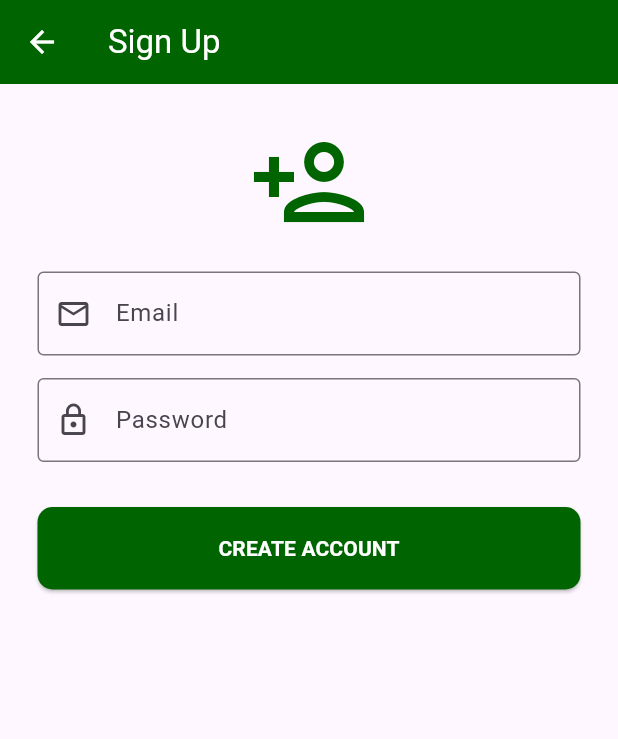
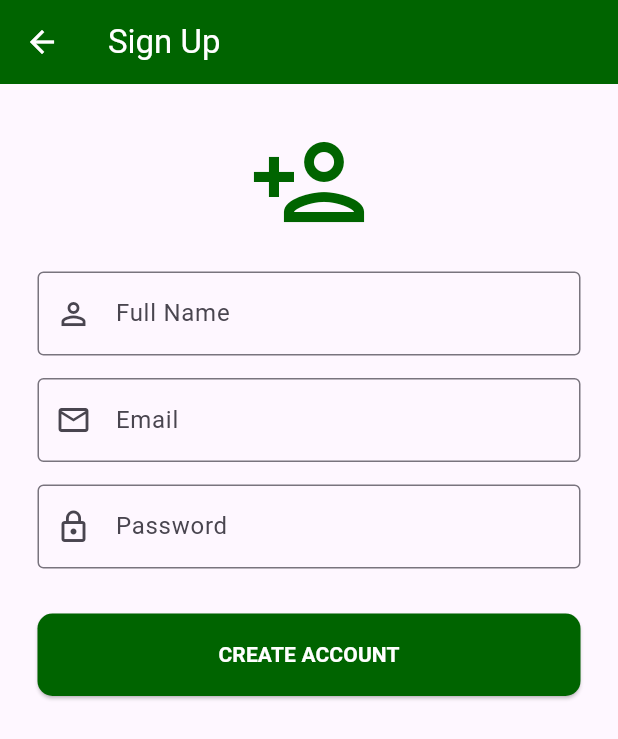
Before and after one commit to Hariz23/Al-Fajr, a Flutter app: the screen it shows after launch, after a tap on "LOGIN", after a tap on "Don't have an account? Sign Up", on a phone screen of 412 x 824 dp. Shown: the top 739 px of the screen. Run offline on Flutter 3.47's test engine with Material 3 defaults, Android fonts, the phone set to English and light mode, and no system bars; our stand-ins replace cloud_firestore, firebase_auth, firebase_core, flutter_local_notifications, flutter_timezone, geolocator and 5 more; missing offline and left inert: flutter_qiblah, islamic_hijri_calendar; accounts and stored records are empty.

Commit message:
Added names to account

```diff
--- a/lib/login_screen.dart
+++ b/lib/login_screen.dart
@@ -1,7 +1,8 @@
 import 'package:flutter/material.dart';
 import 'package:firebase_auth/firebase_auth.dart';
-import 'package:provider/provider.dart'; // Add this
-import 'language_provider.dart'; // Add this
+import 'package:cloud_firestore/cloud_firestore.dart'; // Needed for name lookup
+import 'package:provider/provider.dart';
+import 'language_provider.dart';
 import 'signup_screen.dart';
 import 'theme.dart';
 
@@ -13,7 +14,7 @@ class LoginScreen extends StatefulWidget {
 }
 
 class _LoginScreenState extends State<LoginScreen> {
-  final _emailController = TextEditingController();
+  final _identifierController = TextEditingController(); // Handles Email or Name
   final _passwordController = TextEditingController();
   final _formKey = GlobalKey<FormState>();
   bool _isLoading = false;
@@ -23,19 +24,35 @@ class _LoginScreenState extends State<LoginScreen> {
 
     setState(() => _isLoading = true);
     try {
+      String loginEmail = _identifierController.text.trim();
+
+      // If the input is not an email format, we search for the Name in Firestore
+      if (!loginEmail.contains('@')) {
+        final userQuery = await FirebaseFirestore.instance
+            .collection('users')
+            .where('name', isEqualTo: loginEmail)
+            .limit(1)
+            .get();
+
+        if (userQuery.docs.isEmpty) {
+          throw FirebaseAuthException(code: 'user-not-found');
+        }
+        // Retrieve the actual email associated with that name
+        loginEmail = userQuery.docs.first.get('email');
+      }
+
       await FirebaseAuth.instance.signInWithEmailAndPassword(
-        email: _emailController.text.trim(),
+        email: loginEmail,
         password: _passwordController.text.trim(),
       );
     } on FirebaseAuthException catch (e) {
-      // Localized Error Messages
       String errorMessage = lang.getText(
         "Login failed. Please check your credentials.",
         "Log masuk gagal. Sila semak maklumat anda."
       );
 
       if (e.code == 'user-not-found') {
-        errorMessage = lang.getText("No user found with this email.", "Tiada pengguna ditemui dengan emel ini.");
+        errorMessage = lang.getText("User not found.", "Pengguna tidak ditemui.");
       } else if (e.code == 'wrong-password') {
         errorMessage = lang.getText("Incorrect password.", "Kata laluan salah.");
       }
@@ -73,22 +90,19 @@ class _LoginScreenState extends State<LoginScreen> {
                 ),
                 const SizedBox(height: 40),
 
-                // Email Field
                 TextFormField(
-                  controller: _emailController,
-                  keyboardType: TextInputType.emailAddress,
+                  controller: _identifierController,
                   decoration: InputDecoration(
-                    labelText: lang.getText("Email", "Emel"),
-                    prefixIcon: const Icon(Icons.email_outlined),
+                    labelText: lang.getText("Email or Name", "Emel atau Nama"),
+                    prefixIcon: const Icon(Icons.person_outline),
                     border: OutlineInputBorder(borderRadius: BorderRadius.circular(15)),
                   ),
                   validator: (val) => val!.isEmpty
-                    ? lang.getText("Enter an email", "Masukkan emel")
+                    ? lang.getText("Enter email or name", "Masukkan emel atau nama")
                     : null,
                 ),
                 const SizedBox(height: 15),
 
-                // Password Field
                 TextFormField(
                   controller: _passwordController,
                   obscureText: true,
@@ -103,7 +117,6 @@ class _LoginScreenState extends State<LoginScreen> {
                 ),
                 const SizedBox(height: 30),
 
-                // Login Button
                 SizedBox(
                   width: double.infinity,
                   height: 60,
@@ -124,19 +137,12 @@ class _LoginScreenState extends State<LoginScreen> {
 
                 const SizedBox(height: 20),
 
-                // Link to SignUp
                 TextButton(
                   onPressed: () {
-                    Navigator.push(
-                      context,
-                      MaterialPageRoute(builder: (context) => const SignUpScreen()),
-                    );
+                    Navigator.push(context, MaterialPageRoute(builder: (context) => const SignUpScreen()));
                   },
                   child: Text(
-                    lang.getText(
-                      "Don't have an account? Sign Up",
-                      "Tiada akaun? Daftar Sini"
-                    ),
+                    lang.getText("Don't have an account? Sign Up", "Tiada akaun? Daftar Sini"),
                     style: const TextStyle(color: AppTheme.primaryGreen, fontWeight: FontWeight.bold),
                   ),
                 ),
--- a/lib/signup_screen.dart
+++ b/lib/signup_screen.dart
@@ -13,12 +13,13 @@ class SignUpScreen extends StatefulWidget {
 }
 
 class _SignUpScreenState extends State<SignUpScreen> {
+  final _nameController = TextEditingController();
   final _emailController = TextEditingController();
   final _passwordController = TextEditingController();
   bool _isLoading = false;
 
   Future<void> _signUp(LanguageProvider lang) async {
-    if (_emailController.text.isEmpty || _passwordController.text.isEmpty) {
+    if (_nameController.text.isEmpty || _emailController.text.isEmpty || _passwordController.text.isEmpty) {
       ScaffoldMessenger.of(context).showSnackBar(
         SnackBar(content: Text(lang.getText("Please fill all fields", "Sila isi semua ruangan"))),
       );
@@ -27,42 +28,30 @@ class _SignUpScreenState extends State<SignUpScreen> {
 
     setState(() => _isLoading = true);
     try {
-      // 1. Create User in Firebase Auth
-      UserCredential userCredential = await FirebaseAuth.instance
-          .createUserWithEmailAndPassword(
+      UserCredential userCredential = await FirebaseAuth.instance.createUserWithEmailAndPassword(
         email: _emailController.text.trim(),
         password: _passwordController.text.trim(),
       );
 
-      // 2. Create User Document in Firestore
+      // Create User Document with Name
       await FirebaseFirestore.instance
           .collection('users')
           .doc(userCredential.user!.uid)
           .set({
+        'name': _nameController.text.trim(),
         'email': _emailController.text.trim(),
         'role': 'user',
         'createdAt': FieldValue.serverTimestamp(),
       });
 
       if (!mounted) return;
-
-      ScaffoldMessenger.of(context).showSnackBar(
-        SnackBar(content: Text(lang.getText("Account created successfully!", "Akaun berjaya didaftarkan!"))),
-      );
-
       Navigator.pop(context);
 
     } on FirebaseAuthException catch (e) {
-      if (!mounted) return;
-
-      // Localized common errors
-      String errorMsg = e.message ?? "Registration failed";
+      String errorMsg = lang.getText("Registration failed", "Pendaftaran gagal");
       if (e.code == 'email-already-in-use') {
-        errorMsg = lang.getText("This email is already registered.", "Emel ini telah pun didaftarkan.");
-      } else if (e.code == 'weak-password') {
-        errorMsg = lang.getText("The password is too weak.", "Kata laluan terlalu lemah.");
+        errorMsg = lang.getText("Email already registered.", "Emel telah berdaftar.");
       }
-
       ScaffoldMessenger.of(context).showSnackBar(
         SnackBar(content: Text(errorMsg), backgroundColor: Colors.red),
       );
@@ -87,6 +76,16 @@ class _SignUpScreenState extends State<SignUpScreen> {
           children: [
             const Icon(Icons.person_add_outlined, size: 80, color: AppTheme.primaryGreen),
             const SizedBox(height: 20),
+
+            TextField(
+              controller: _nameController,
+              decoration: InputDecoration(
+                labelText: lang.getText("Full Name", "Nama Penuh"),
+                border: const OutlineInputBorder(),
+                prefixIcon: const Icon(Icons.person_outline),
+              ),
+            ),
+            const SizedBox(height: 15),
 
             TextField(
               controller: _emailController,
```
Also changed, not shown: lib/home_screen.dart (+13 -8 lines).
